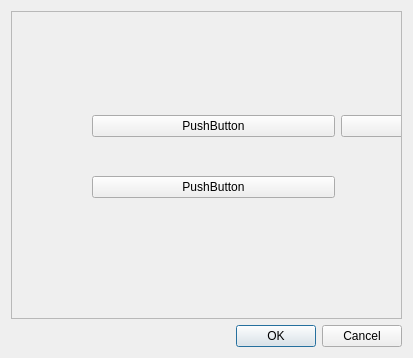
Above: src/languageSelector.ui from Fantazzj/MS-office-installer-Qt before the change. Below: the same form after it.
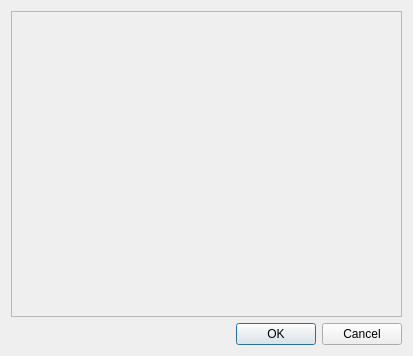
That is the form after the change.

```diff
--- a/src/languageSelector.ui
+++ b/src/languageSelector.ui
@@ -10,7 +10,7 @@
     <x>0</x>
     <y>0</y>
     <width>413</width>
-    <height>358</height>
+    <height>356</height>
    </rect>
   </property>
   <property name="windowTitle">
@@ -31,42 +31,9 @@
         <x>0</x>
         <y>0</y>
         <width>393</width>
-        <height>308</height>
+        <height>306</height>
        </rect>
       </property>
-      <widget class="QWidget" name="gridLayoutWidget">
-       <property name="geometry">
-        <rect>
-         <x>80</x>
-         <y>70</y>
-         <width>491</width>
-         <height>151</height>
-        </rect>
-       </property>
-       <layout class="QGridLayout" name="gridLayout">
-        <item row="0" column="0">
-         <widget class="QPushButton" name="pushButton">
-          <property name="text">
-           <string>PushButton</string>
-          </property>
-         </widget>
-        </item>
-        <item row="1" column="0">
-         <widget class="QPushButton" name="pushButton_2">
-          <property name="text">
-           <string>PushButton</string>
-          </property>
-         </widget>
-        </item>
-        <item row="0" column="1">
-         <widget class="QPushButton" name="pushButton_3">
-          <property name="text">
-           <string>PushButton</string>
-          </property>
-         </widget>
-        </item>
-       </layout>
-      </widget>
      </widget>
     </widget>
    </item>
```
Left out of the diff: 10 changed lines with no effect on the pictures.
